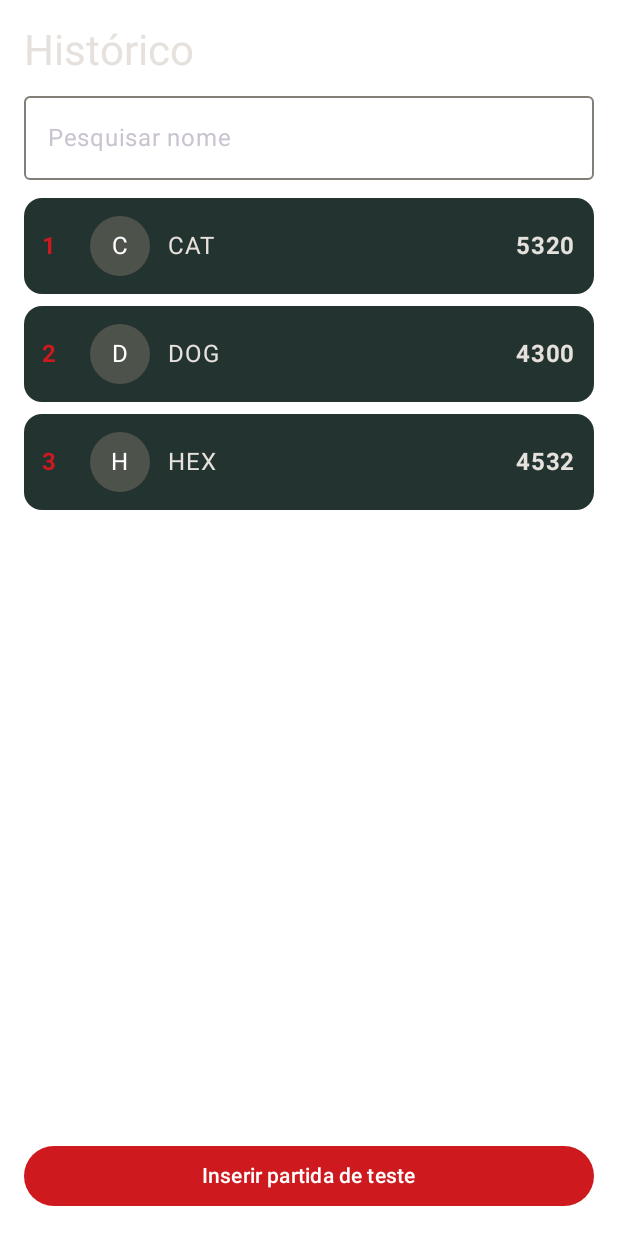
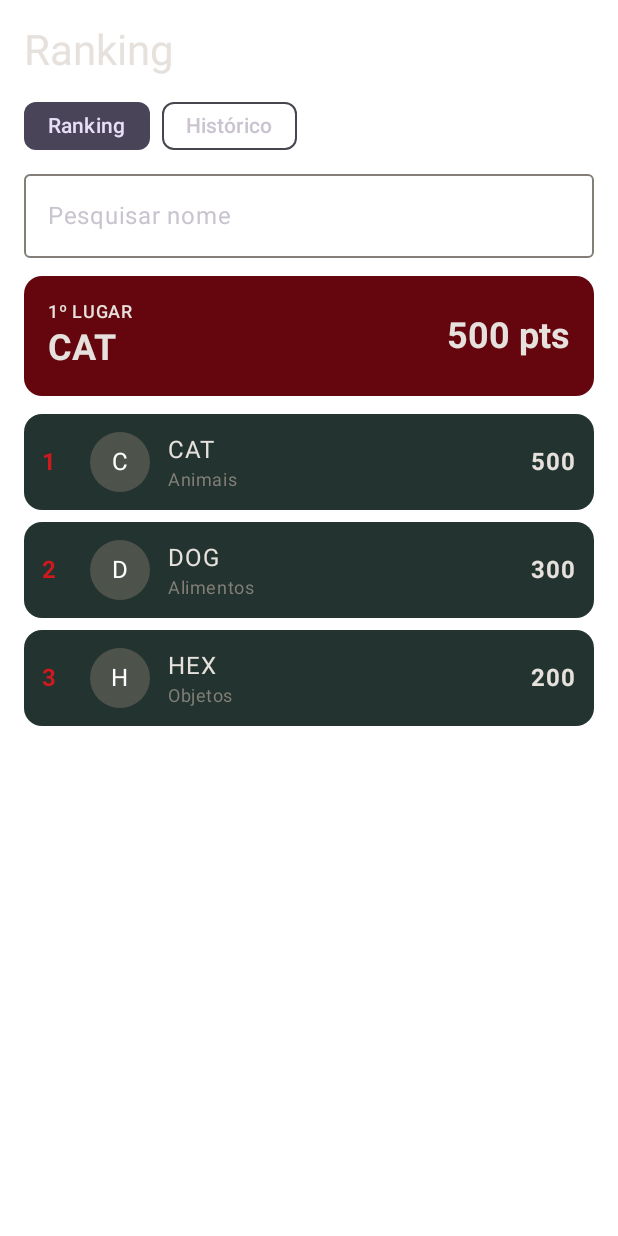
Before and after one commit to 0Isabella/Super_Forca, an Android app built with Jetpack Compose: the @Preview function TelaHistoricoPreview, on a phone screen of 412 x 824 dp. Run offline under Robolectric (Android 15) with nearby library versions, the phone set to English and light mode, and no system bars; our stand-ins replace Room's generated code.

Commit message:
feat: Partida guarda tema; histórico com alternador Ranking/Histórico e líder

```diff
--- a/app/src/main/java/com/example/forca/data/local/Partida.kt
+++ b/app/src/main/java/com/example/forca/data/local/Partida.kt
@@ -8,6 +8,6 @@ data class Partida(
     @PrimaryKey(autoGenerate = true) val id: Int = 0,
     val nomeJogador: String,
     val pontuacao: Int,
-    val palavra: String,
+    val tema: String,
     val data: Long = System.currentTimeMillis()
 )
--- a/app/src/main/java/com/example/forca/ui/screens/TelaHistorico.kt
+++ b/app/src/main/java/com/example/forca/ui/screens/TelaHistorico.kt
@@ -13,11 +13,11 @@ import androidx.compose.foundation.layout.padding
 import androidx.compose.foundation.layout.size
 import androidx.compose.foundation.layout.width
 import androidx.compose.foundation.lazy.LazyColumn
-import androidx.compose.foundation.lazy.itemsIndexed
+import androidx.compose.foundation.lazy.items
 import androidx.compose.foundation.shape.CircleShape
-import androidx.compose.material3.Button
 import androidx.compose.material3.Card
 import androidx.compose.material3.CardDefaults
+import androidx.compose.material3.FilterChip
 import androidx.compose.material3.MaterialTheme
 import androidx.compose.material3.OutlinedTextField
 import androidx.compose.material3.Text
@@ -32,31 +32,42 @@ import androidx.compose.ui.unit.dp
 import androidx.lifecycle.viewmodel.compose.viewModel
 import com.example.forca.data.local.Partida
 import com.example.forca.ui.theme.ForcaTheme
-import com.example.forca.ui.viewmodel.RankingViewModel
+import com.example.forca.viewmodel.ItemLista
+import com.example.forca.viewmodel.ModoLista
+import com.example.forca.viewmodel.RankingViewModel
+import java.text.SimpleDateFormat
+import java.util.Date
+import java.util.Locale
 
 @Composable
 fun TelaHistorico(
     modifier: Modifier = Modifier,
     viewModel: RankingViewModel = viewModel()
 ) {
-    val partidas by viewModel.partidas.collectAsState()
+    val itens by viewModel.itens.collectAsState()
     val busca by viewModel.busca.collectAsState()
+    val modo by viewModel.modo.collectAsState()
+    val lider by viewModel.lider.collectAsState()
 
     TelaHistoricoConteudo(
-        partidas = partidas,
+        itens = itens,
         busca = busca,
+        modo = modo,
+        lider = lider,
         onBuscaChange = viewModel::onBuscaChange,
-        onInserirTeste = viewModel::inserirTeste,
+        onModoChange = viewModel::onModoChange,
         modifier = modifier
     )
 }
 
 @Composable
 fun TelaHistoricoConteudo(
-    partidas: List<Partida>,
+    itens: List<ItemLista>,
     busca: String,
+    modo: ModoLista,
+    lider: Partida?,
     onBuscaChange: (String) -> Unit,
-    onInserirTeste: () -> Unit,
+    onModoChange: (ModoLista) -> Unit,
     modifier: Modifier = Modifier
 ) {
     Column(
@@ -65,12 +76,27 @@ fun TelaHistoricoConteudo(
             .padding(16.dp)
     ) {
         Text(
-            text = "Histórico",
+            text = if (modo == ModoLista.RANKING) "Ranking" else "Histórico",
             style = MaterialTheme.typography.headlineMedium,
             color = MaterialTheme.colorScheme.onBackground
         )
 
-        Spacer(modifier = Modifier.height(12.dp))
+        Spacer(modifier = Modifier.height(8.dp))
+
+        Row(horizontalArrangement = Arrangement.spacedBy(8.dp)) {
+            FilterChip(
+                selected = modo == ModoLista.RANKING,
+                onClick = { onModoChange(ModoLista.RANKING) },
+                label = { Text("Ranking") }
+            )
+            FilterChip(
+                selected = modo == ModoLista.HISTORICO,
+                onClick = { onModoChange(ModoLista.HISTORICO) },
+                label = { Text("Histórico") }
+            )
+        }
+
+        Spacer(modifier = Modifier.height(8.dp))
 
         OutlinedTextField(
             value = busca,
@@ -82,31 +108,67 @@ fun TelaHistoricoConteudo(
 
         Spacer(modifier = Modifier.height(12.dp))
 
-        if (partidas.isEmpty()) {
+        if (modo == ModoLista.RANKING && lider != null) {
+            CardLider(lider)
+            Spacer(modifier = Modifier.height(12.dp))
+        }
+
+        if (itens.isEmpty()) {
             Text(
-                text = "Nenhuma partida encontrada.",
-                color = MaterialTheme.colorScheme.outline,
-                modifier = Modifier.weight(1f)
+                text = if (busca.isBlank()) "Nenhuma partida ainda. Vá jogar!"
+                else "Nenhum jogador encontrado.",
+                color = MaterialTheme.colorScheme.outline
             )
         } else {
-            LazyColumn(
-                verticalArrangement = Arrangement.spacedBy(8.dp),
-                modifier = Modifier.weight(1f)
-            ) {
-                itemsIndexed(partidas, key = { _, p -> p.id }) { index, partida ->
-                    LinhaPartida(posicao = index + 1, partida = partida)
+            LazyColumn(verticalArrangement = Arrangement.spacedBy(8.dp)) {
+                items(itens, key = { it.partida.id }) { item ->
+                    LinhaPartida(item = item, modo = modo)
                 }
             }
-        }
-
-        Button(onClick = onInserirTeste, modifier = Modifier.fillMaxWidth()) {
-            Text("Inserir partida de teste")
         }
     }
 }
 
 @Composable
-fun LinhaPartida(posicao: Int, partida: Partida) {
+fun CardLider(lider: Partida) {
+    Card(
+        colors = CardDefaults.cardColors(
+            containerColor = MaterialTheme.colorScheme.primaryContainer
+        ),
+        modifier = Modifier.fillMaxWidth()
+    ) {
+        Row(
+            verticalAlignment = Alignment.CenterVertically,
+            modifier = Modifier.padding(16.dp)
+        ) {
+            Column(modifier = Modifier.weight(1f)) {
+                Text(
+                    text = "1º LUGAR",
+                    style = MaterialTheme.typography.labelMedium,
+                    color = MaterialTheme.colorScheme.onPrimaryContainer
+                )
+                Text(
+                    text = lider.nomeJogador,
+                    style = MaterialTheme.typography.headlineSmall,
+                    fontWeight = FontWeight.Bold,
+                    color = MaterialTheme.colorScheme.onPrimaryContainer
+                )
+            }
+            Text(
+                text = "${lider.pontuacao} pts",
+                style = MaterialTheme.typography.headlineSmall,
+                fontWeight = FontWeight.Bold,
+                color = MaterialTheme.colorScheme.onPrimaryContainer
+            )
+        }
+    }
+}
+
+@Composable
+fun LinhaPartida(item: ItemLista, modo: ModoLista) {
+    val partida = item.partida
+    val ehRanking = modo == ModoLista.RANKING
+
     Card(
         colors = CardDefaults.cardColors(containerColor = MaterialTheme.colorScheme.surface),
         modifier = Modifier.fillMaxWidth()
@@ -115,13 +177,15 @@ fun LinhaPartida(posicao: Int, partida: Partida) {
             verticalAlignment = Alignment.CenterVertically,
             modifier = Modifier.padding(12.dp)
         ) {
+            if (ehRanking) {
                 Text(
-                text = "$posicao",
+                    text = "${item.posicao}",
                     fontWeight = FontWeight.Bold,
-                color = if (posicao <= 3) MaterialTheme.colorScheme.primary
+                    color = if (item.posicao <= 3) MaterialTheme.colorScheme.primary
                     else MaterialTheme.colorScheme.onSurface,
                     modifier = Modifier.width(32.dp)
                 )
+            }
 
             Box(
                 contentAlignment = Alignment.Center,
@@ -137,11 +201,18 @@ fun LinhaPartida(posicao: Int, partida: Partida) {
 
             Spacer(modifier = Modifier.width(12.dp))
 
+            Column(modifier = Modifier.weight(1f)) {
                 Text(
                     text = partida.nomeJogador,
-                color = MaterialTheme.colorScheme.onSurface,
-                modifier = Modifier.weight(1f)
+                    color = MaterialTheme.colorScheme.onSurface
                 )
+                Text(
+                    text = if (ehRanking) partida.tema
+                    else "${partida.tema} • ${formatarData(partida.data)}",
+                    style = MaterialTheme.typography.bodySmall,
+                    color = MaterialTheme.colorScheme.outline
+                )
+            }
 
             Text(
                 text = "${partida.pontuacao}",
@@ -152,19 +223,25 @@ fun LinhaPartida(posicao: Int, partida: Partida) {
     }
 }
 
+private fun formatarData(millis: Long): String =
+    SimpleDateFormat("dd/MM/yyyy HH:mm", Locale.forLanguageTag("pt-BR")).format(Date(millis))
+
 @Preview(showBackground = true)
 @Composable
 fun TelaHistoricoPreview() {
+    val partidas = listOf(
+        Partida(1, "CAT", 500, "Animais"),
+        Partida(2, "DOG", 300, "Alimentos"),
+        Partida(3, "HEX", 200, "Objetos")
+    )
     ForcaTheme {
         TelaHistoricoConteudo(
-            partidas = listOf(
-                Partida(1, "CAT", 5320, "gato"),
-                Partida(2, "DOG", 4300, "cachorro"),
-                Partida(3, "HEX", 4532, "bruxa")
-            ),
+            itens = partidas.mapIndexed { i, p -> ItemLista(i + 1, p) },
             busca = "",
+            modo = ModoLista.RANKING,
+            lider = partidas.first(),
             onBuscaChange = {},
-            onInserirTeste = {}
+            onModoChange = {}
         )
     }
 }
```
Also changed, not shown: app/src/main/java/com/example/forca/data/local/AppDatabase.kt (+5 -2 lines), app/src/main/java/com/example/forca/viewmodel/RankingViewModel.kt (+30 -11 lines). Lines whose indentation alone changed are shown as unchanged.
